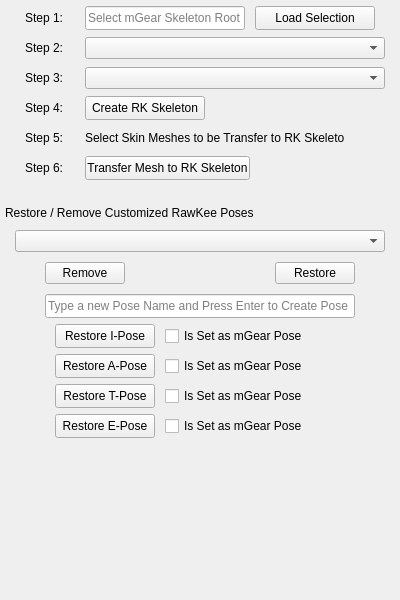
First picture: the form in rawkee4maya/maya/auxilary/RKmGearSetupEditor.ui, repository und-dream-lab/rawkee, before the edit.
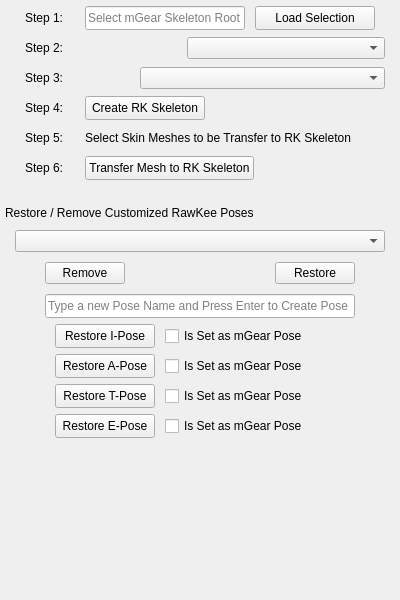
Second picture: the form after the edit.

```diff
--- a/rawkee4maya/maya/auxilary/RKmGearSetupEditor.ui
+++ b/rawkee4maya/maya/auxilary/RKmGearSetupEditor.ui
@@ -18,8 +18,8 @@
   </property>
   <property name="maximumSize">
    <size>
-    <width>400</width>
-    <height>600</height>
+    <width>16777215</width>
+    <height>16777215</height>
    </size>
   </property>
   <property name="windowTitle">
@@ -155,8 +155,8 @@
            </property>
            <property name="maximumSize">
             <size>
-             <width>50</width>
-             <height>24</height>
+             <width>16777215</width>
+             <height>16777215</height>
             </size>
            </property>
            <property name="text">
@@ -209,8 +209,8 @@
            </property>
            <property name="maximumSize">
             <size>
-             <width>50</width>
-             <height>24</height>
+             <width>16777215</width>
+             <height>16777215</height>
             </size>
            </property>
            <property name="text">
@@ -355,8 +355,8 @@
            </property>
            <property name="maximumSize">
             <size>
-             <width>260</width>
-             <height>24</height>
+             <width>16777215</width>
+             <height>16777215</height>
             </size>
            </property>
            <property name="text">
@@ -416,8 +416,8 @@
            </property>
            <property name="maximumSize">
             <size>
-             <width>165</width>
-             <height>24</height>
+             <width>16777215</width>
+             <height>16777215</height>
             </size>
            </property>
            <property name="text">
```
Left out of the diff: 60 changed lines with no effect on the pictures.
